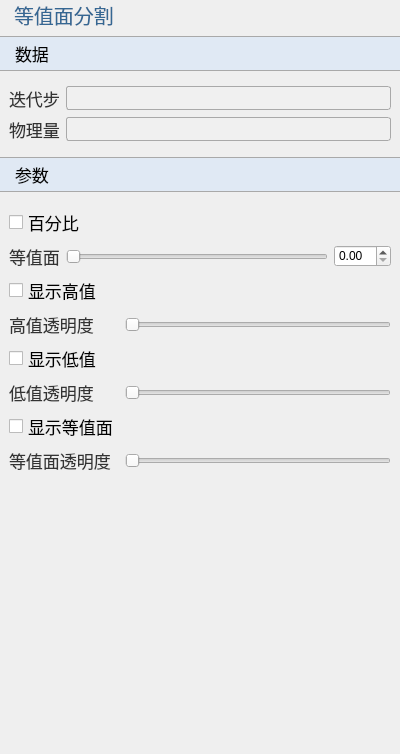
Before: the Qt Designer form plugins/Base_PostProcessing/IsosurfaceSegmentationWidget.ui in asd977/base_cae, drawn with Qt 5.
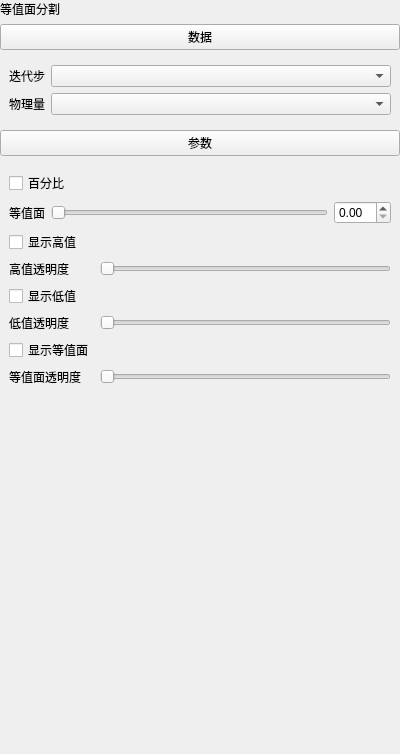
After: the same form once the commit is applied. Icons and pictures are not drawn.

Patch:
```diff
--- a/plugins/Base_PostProcessing/IsosurfaceSegmentationWidget.ui
+++ b/plugins/Base_PostProcessing/IsosurfaceSegmentationWidget.ui
@@ -13,132 +13,6 @@
   <property name="windowTitle">
    <string>Form</string>
   </property>
-  <property name="styleSheet">
-   <string notr="true">QWidget{
-font-family: &quot;Microsoft YaHei&quot;, &quot;微软雅黑&quot;;
-}
-QPushButton#pushButton_2,
-QPushButton#pushButton {
-    background-color: rgb(224, 233, 244);
-    border-width: 1px;
-    border-color: rgb(121, 121, 121);
-    border-style: solid;
-    height: 33px;
-    border-top: 1px solid rgb(169, 169, 169); /* 上边框为灰色 */
-    border-bottom: 1px solid rgb(169, 169, 169); /* 下边框为灰色 */
-    border-left: none; /* 移除左边框 */
-    border-right: none;
-    text-align: left;
-	padding-left: 15px;
-	font-size: 17px;
-	border-style: solid;
-}
-
-QLabel {
-    font-family: &quot;Microsoft YaHei&quot;, &quot;微软雅黑&quot;;
-    font-size: 17px;
-    text-align: left;
-    color: rgb(51, 51, 51);
-    white-space: nowrap;
-    line-height: 50px;
-    position: absolute;
-    top: 0px;
-    left: 0px;
-}
-QLabel#label {
-    font-size: 20px;
-    font-family: &quot;Microsoft YaHei&quot;, 微软雅黑;
-    text-align: left;
-	padding-left:9px;
-    color: rgb(53, 103, 147);
-}
-QComboBox {
-    font-family: &quot;Microsoft YaHei&quot;, 微软雅黑;
-    font-size: 17px;
-    text-align: left;
-    color: rgb(51, 51, 51);
-    padding-left:6px;
-    background: rgb(240, 240, 240);
-    border: 1px solid rgb(169, 169, 169);
-    border-radius: 3px; /* 设置边框的圆角半径为5像素 */
-}
-QComboBox::drop-down {
-    background: rgb(240, 240, 240);
-}
-QComboBox::down-arrow {
-    image: url(:/resources/down_arrow.png); /* 替换下拉箭头图标 */
-}
-/*QCombobox右侧按钮*/
-QComboBox::drop-down {
-    subcontrol-origin: padding;
-    subcontrol-position: top right;/*放于右方顶部*/
-    border-top-right-radius: 3px;/*设置边框圆角*/
-    border-bottom-right-radius: 3px;
-}
-QLineEdit {
-    border: 1px solid rgb(200, 200, 200); /* 设置边框为淡灰色 */
-    border-radius: 2px; /* 设置圆角半径为 5 像素 */
-	font-size: 17px;
-}
-QLineEdit:focus {
-    border-color: rgb(100, 100, 255); /* 设置焦点时的边框颜色为蓝色 */
-    outline: none; /* 去掉默认的焦点边框 */
-}
-
-QRadioButton {
-    font-size: 17px; /* 设置字体大小为 14 像素 */
-}
-
-QCheckBox {
-    font-size: 17px; /* 设置字体大小为 14 像素 */
-}
-
-QGroupBox{
-    font-size: 17px; /* 设置字体大小为 14 像素 */   
-}
-
-QPushButton#pushButton_contour_multi{
-    background-color: rgb(255, 255, 255); /* 背景色 */
-    border-width: 1px;                   /* 边框宽度 */
-    border-color: rgb(121, 121, 121);    /* 边框颜色 */	
-	font-size: 17px;
-    border-style: solid;                 /* 边框样式 */
-    border-radius: 2px;                /* 边框圆角 */
-    text-align: center;                    /* 文字左对齐 */
-
-    /* 默认状态 */
-}
-QPushButton#pushButton_contour_multi:hover{
-    background-color: rgb(235, 235, 235); /* 悬浮时的背景色 */
-    border-color: rgb(100, 100, 100);     /* 悬浮时的边框颜色 */
-}
-
-QPushButton#pushButton_contour_multi:pressed{
-    background-color: rgb(200, 200, 200); /* 点击时的背景色 */
-    border-color: rgb(80, 80, 80);         /* 点击时的边框颜色 */
-}
-
-QPushButton#pushButton_contour_single{
-    background-color: rgb(255, 255, 255); /* 背景色 */
-    border-width: 1px;                   /* 边框宽度 */
-    border-color: rgb(121, 121, 121);    /* 边框颜色 */	
-	font-size: 17px;
-    border-style: solid;                 /* 边框样式 */
-    border-radius: 2px;                /* 边框圆角 */
-    text-align: center;                    /* 文字左对齐 */
-
-    /* 默认状态 */
-}
-QPushButton#pushButton_contour_single:hover{
-    background-color: rgb(235, 235, 235); /* 悬浮时的背景色 */
-    border-color: rgb(100, 100, 100);     /* 悬浮时的边框颜色 */
-}
-
-QPushButton#pushButton_contour_single:pressed{
-    background-color: rgb(200, 200, 200); /* 点击时的背景色 */
-    border-color: rgb(80, 80, 80);         /* 点击时的边框颜色 */
-}</string>
-  </property>
   <layout class="QVBoxLayout" name="verticalLayout">
    <property name="leftMargin">
     <number>0</number>
```
